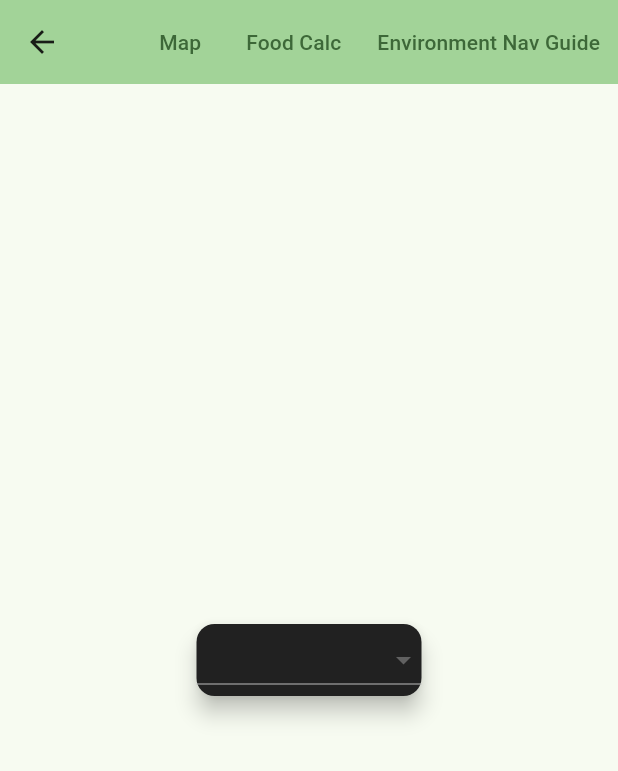
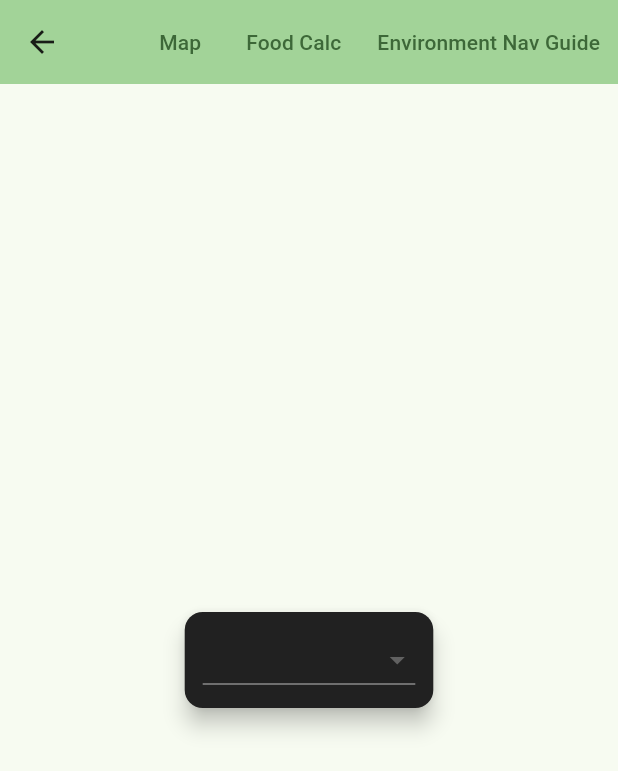
Before and after one commit to raptorhawk9/AidLink, a Flutter app: the FoodCalcPage screen opened by its route, on a phone screen of 412 x 824 dp. Shown: the top 771 px of the screen. Run offline on Flutter 3.47's test engine with Material 3 defaults, Android fonts, the phone set to English and light mode, and no system bars; our stand-ins replace flutter_map, latlong2.

Commit message:
Make it look better!

```diff
--- a/lib/pages/food_calc.dart
+++ b/lib/pages/food_calc.dart
@@ -6,10 +6,10 @@ class FoodCalcPage extends StatefulWidget {
   final String title;
 
   static const List<String> foodTypeOptions = [
-    "  Canned Food",
-    "  Meat",
-    "  Vegetables",
-    "  Processed Food",
+    "Canned Food",
+    "Meat",
+    "Vegetables",
+    "Processed Food",
   ];
 
   List<DropdownMenuItem> listToDropdownOptions(List<String> list) {
@@ -51,6 +51,8 @@ class _FoodCalcPageState extends State<FoodCalcPage> {
               shape: RoundedRectangleBorder(
                 borderRadius: BorderRadius.circular(12),
               ),
+              child: Padding(
+                padding: const EdgeInsets.symmetric(horizontal: 12, vertical: 8),
                 child: DropdownButton(
                   items: widget.listToDropdownOptions(
                     FoodCalcPage.foodTypeOptions,
@@ -65,6 +67,7 @@ class _FoodCalcPageState extends State<FoodCalcPage> {
                   dropdownColor: Colors.grey[900],
                 ),
               ),
+            ),
           ],
         ),
       ),
```
Lines whose indentation alone changed are shown as unchanged.
